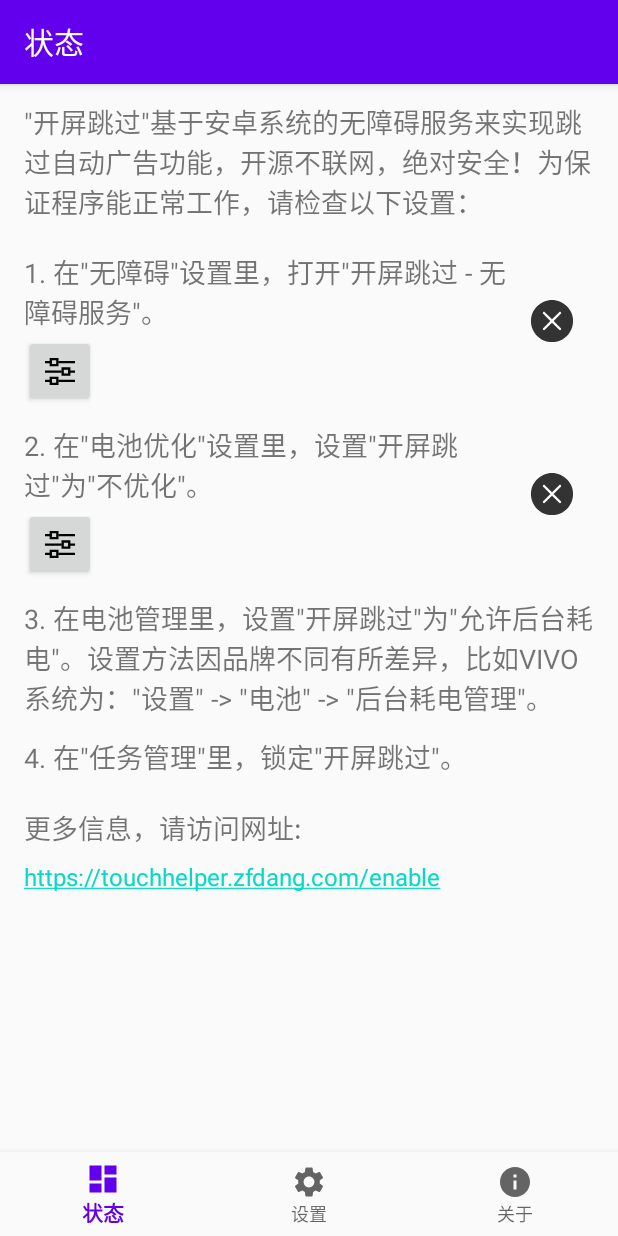
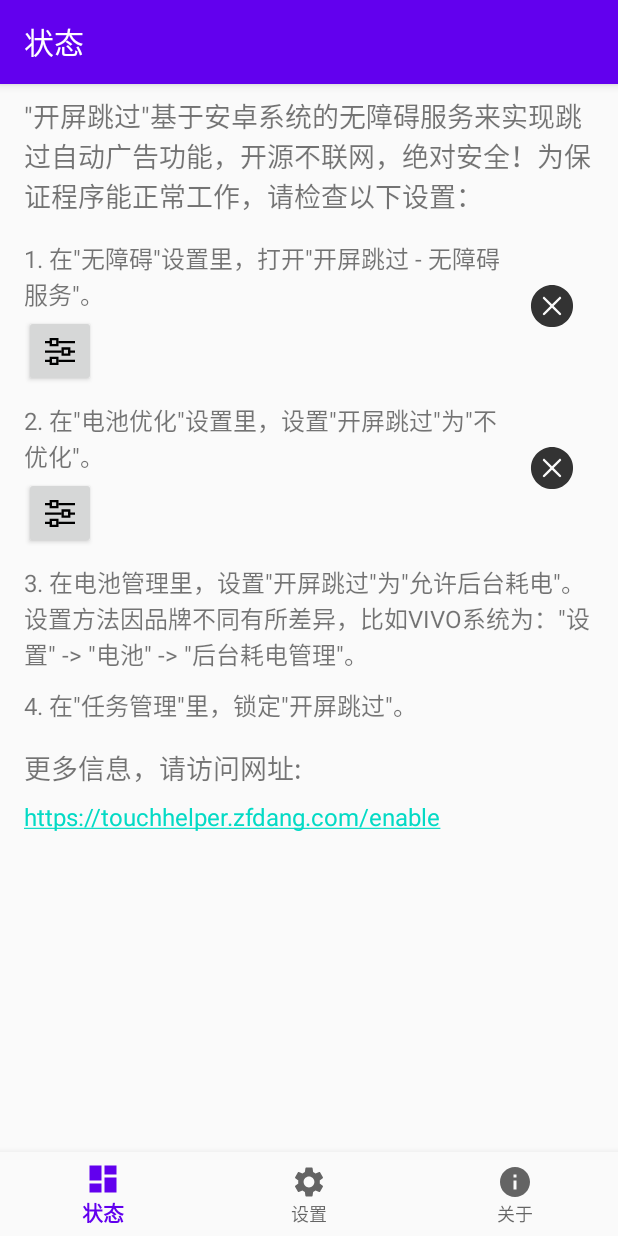
Before and after one commit to zfdang/Android-Touch-Helper, an Android app: the screen it shows after launch (MainActivity), on a phone screen of 412 x 824 dp. Run offline under Robolectric (Android 15) with nearby library versions, the phone set to English and light mode, and no system bars; our stand-ins replace navigation-ui.

Commit message:
update format

```diff
--- a/app/src/main/res/layout/fragment_home.xml
+++ b/app/src/main/res/layout/fragment_home.xml
@@ -12,7 +12,7 @@
         android:layout_width="match_parent"
         android:layout_height="wrap_content"
         android:layout_marginStart="16dp"
-        android:layout_marginTop="12dp"
+        android:layout_marginTop="8dp"
         android:layout_marginEnd="16dp"
         android:text="@string/text_instructions"
         android:textSize="18sp"
@@ -25,7 +25,7 @@
         android:layout_width="match_parent"
         android:layout_height="wrap_content"
         android:layout_marginStart="16dp"
-        android:layout_marginTop="8dp"
+        android:layout_marginTop="6dp"
         android:layout_marginEnd="16dp"
         app:layout_constraintEnd_toEndOf="parent"
         app:layout_constraintStart_toStartOf="parent"
@@ -51,9 +51,9 @@
                     android:id="@+id/text_accessibility_permission"
                     android:layout_width="0dp"
                     android:layout_height="wrap_content"
-                    android:layout_marginTop="12dp"
+                    android:layout_marginTop="10dp"
                     android:text="@string/text_accessibility_permission"
-                    android:textSize="18sp"
+                    android:textSize="16sp"
                     app:layout_constraintEnd_toStartOf="@id/guideline_accessibility_permission"
                     app:layout_constraintStart_toStartOf="parent"
                     app:layout_constraintTop_toTopOf="parent" />
@@ -104,9 +104,9 @@
                     android:id="@+id/text_power_permission"
                     android:layout_width="0dp"
                     android:layout_height="wrap_content"
-                    android:layout_marginTop="12dp"
+                    android:layout_marginTop="10dp"
                     android:text="@string/text_power_permission"
-                    android:textSize="18sp"
+                    android:textSize="16sp"
                     app:layout_constraintEnd_toStartOf="@id/guideline_power_permission"
                     app:layout_constraintStart_toStartOf="parent"
                     app:layout_constraintTop_toTopOf="parent" />
@@ -157,9 +157,9 @@
                     android:id="@+id/text_rom_battery"
                     android:layout_width="0dp"
                     android:layout_height="wrap_content"
-                    android:layout_marginTop="12dp"
+                    android:layout_marginTop="10dp"
                     android:text="@string/text_rom_battery"
-                    android:textSize="18sp"
+                    android:textSize="16sp"
                     app:layout_constraintEnd_toStartOf="@id/guideline_rom_battery"
                     app:layout_constraintStart_toStartOf="parent"
                     app:layout_constraintTop_toTopOf="parent" />
@@ -188,9 +188,9 @@
                     android:id="@+id/text_task_manager"
                     android:layout_width="0dp"
                     android:layout_height="wrap_content"
-                    android:layout_marginTop="12dp"
+                    android:layout_marginTop="10dp"
                     android:text="@string/text_task_manager"
-                    android:textSize="18sp"
+                    android:textSize="16sp"
                     app:layout_constraintEnd_toStartOf="@id/guideline_taskmanager"
                     app:layout_constraintStart_toStartOf="parent"
                     app:layout_constraintTop_toTopOf="parent" />
@@ -206,7 +206,7 @@
         android:layout_width="match_parent"
         android:layout_height="wrap_content"
         android:layout_marginStart="16dp"
-        android:layout_marginTop="20dp"
+        android:layout_marginTop="16dp"
         android:layout_marginEnd="16dp"
         android:text="@string/text_status_help"
         android:textSize="18sp"
```
Also changed, not shown: app/src/main/res/layout/fragment_about.xml (+10 -10 lines).
